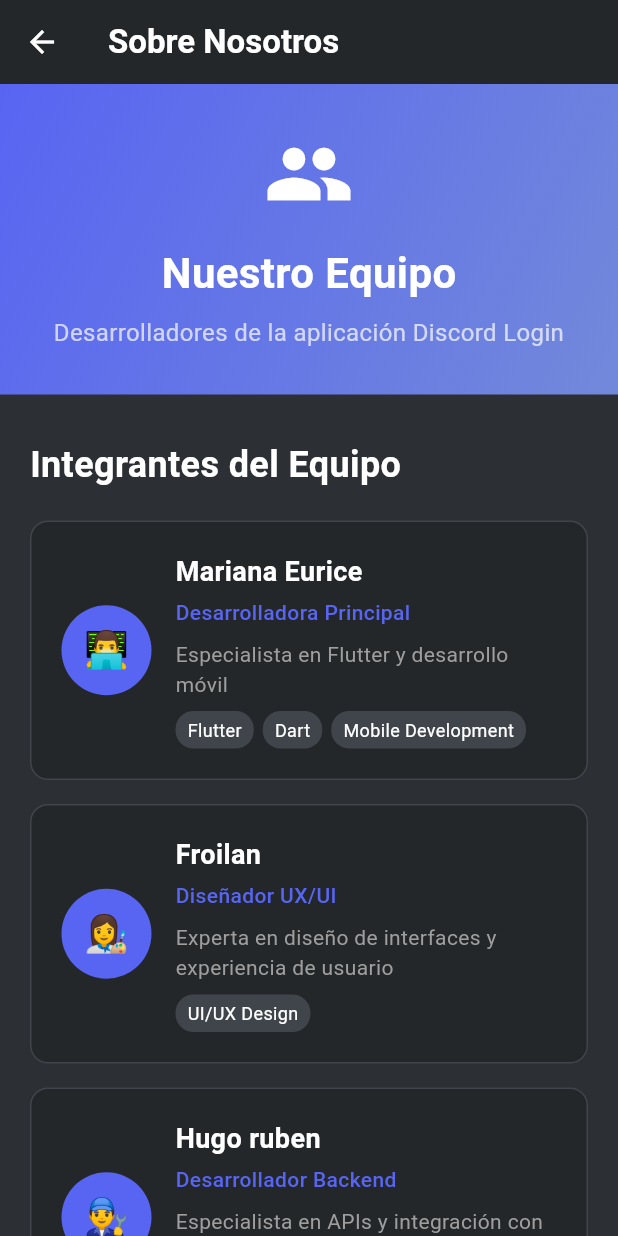
After one commit to GuillenME/logindiscord, a Flutter app: the HomeScreen screen opened by its route, after a tap on "Sobre Nosotros", on a phone screen of 412 x 824 dp. The commit adds this screen. Run offline on Flutter 3.47's test engine with Material 3 defaults, Android fonts, the phone set to English and light mode, and no system bars; our stand-ins replace qr_flutter, shared_preferences; missing offline and left inert: flutter_web_auth_2; accounts and stored records are empty.

Commit message:
implementación de la parte de acerca de nosotros y los miembros del equipo y tanto como los datos de la materia

```diff
--- /dev/null
+++ b/lib/screens/about_us_screen.dart
@@ -0,0 +1,315 @@
+import 'package:flutter/material.dart';
+
+class AboutUsScreen extends StatelessWidget {
+  const AboutUsScreen({Key? key}) : super(key: key);
+
+  @override
+  Widget build(BuildContext context) {
+    return Scaffold(
+      backgroundColor: const Color(0xFF2C2F33), // Discord dark background
+      appBar: AppBar(
+        backgroundColor: const Color(0xFF23272A),
+        elevation: 0,
+        title: const Text(
+          'Sobre Nosotros',
+          style: TextStyle(
+            color: Colors.white,
+            fontWeight: FontWeight.bold,
+          ),
+        ),
+        leading: IconButton(
+          icon: const Icon(Icons.arrow_back, color: Colors.white),
+          onPressed: () => Navigator.pop(context),
+        ),
+      ),
+      body: SingleChildScrollView(
+        child: Column(
+          children: [
+            // Header section
+            _buildHeaderSection(),
+            const SizedBox(height: 30),
+
+            // Team members section
+            _buildTeamSection(),
+            const SizedBox(height: 30),
+
+            // Project info section
+            _buildProjectInfoSection(),
+            const SizedBox(height: 30),
+          ],
+        ),
+      ),
+    );
+  }
+
+  Widget _buildHeaderSection() {
+    return Container(
+      width: double.infinity,
+      padding: const EdgeInsets.all(30),
+      decoration: BoxDecoration(
+        gradient: LinearGradient(
+          colors: [
+            const Color(0xFF5865F2), // Discord blurple
+            const Color(0xFF7289DA),
+          ],
+          begin: Alignment.topLeft,
+          end: Alignment.bottomRight,
+        ),
+      ),
+      child: Column(
+        children: [
+          const Icon(
+            Icons.group,
+            size: 60,
+            color: Colors.white,
+          ),
+          const SizedBox(height: 16),
+          const Text(
+            'Nuestro Equipo',
+            style: TextStyle(
+              color: Colors.white,
+              fontSize: 28,
+              fontWeight: FontWeight.bold,
+            ),
+          ),
+          const SizedBox(height: 8),
+          const Text(
+            'Desarrolladores de la aplicación Discord Login',
+            style: TextStyle(
+              color: Colors.white70,
+              fontSize: 16,
+            ),
+            textAlign: TextAlign.center,
+          ),
+        ],
+      ),
+    );
+  }
+
+  Widget _buildTeamSection() {
+    final teamMembers = [
+      {
+        'name': 'Mariana Eurice',
+        'role': 'Desarrolladora Principal',
+        'description': 'Especialista en Flutter y desarrollo móvil',
+        'avatar': '👨‍💻',
+        'skills': ['Flutter', 'Dart', 'Mobile Development'],
+      },
+      {
+        'name': 'Froilan',
+        'role': 'Diseñador UX/UI',
+        'description':
+            'Experta en diseño de interfaces y experiencia de usuario',
+        'avatar': '👩‍🎨',
+        'skills': ['UI/UX Design'],
+      },
+      {
+        'name': 'Hugo ruben',
+        'role': 'Desarrollador Backend',
+        'description': 'Especialista en APIs y integración con Discord',
+        'avatar': '👨‍🔧',
+        'skills': ['APIs', 'Discord Integration'],
+      },
+      {
+        'name': 'José Alejandro',
+        'role': 'QA Tester',
+        'description': 'Responsable de testing y calidad del software',
+        'avatar': '👩‍🔬',
+        'skills': ['Testing', 'Bug Tracking'],
+      },
+    ];
+
+    return Padding(
+      padding: const EdgeInsets.symmetric(horizontal: 20),
+      child: Column(
+        crossAxisAlignment: CrossAxisAlignment.start,
+        children: [
+          const Text(
+            'Integrantes del Equipo',
+            style: TextStyle(
+              color: Colors.white,
+              fontSize: 24,
+              fontWeight: FontWeight.bold,
+            ),
+          ),
+          const SizedBox(height: 20),
+          ...teamMembers.map((member) => _buildTeamMemberCard(member)).toList(),
+        ],
+      ),
+    );
+  }
+
+  Widget _buildTeamMemberCard(Map<String, dynamic> member) {
+    return Container(
+      margin: const EdgeInsets.only(bottom: 16),
+      padding: const EdgeInsets.all(20),
+      decoration: BoxDecoration(
+        color: const Color(0xFF23272A),
+        borderRadius: BorderRadius.circular(12),
+        border: Border.all(
+          color: const Color(0xFF40444B),
+          width: 1,
+        ),
+      ),
+      child: Row(
+        children: [
+          // Avatar
+          Container(
+            width: 60,
+            height: 60,
+            decoration: BoxDecoration(
+              color: const Color(0xFF5865F2),
+              borderRadius: BorderRadius.circular(30),
+            ),
+            child: Center(
+              child: Text(
+                member['avatar'],
+                style: const TextStyle(fontSize: 24),
+              ),
+            ),
+          ),
+          const SizedBox(width: 16),
+          // Member info
+          Expanded(
+            child: Column(
+              crossAxisAlignment: CrossAxisAlignment.start,
+              children: [
+                Text(
+                  member['name'],
+                  style: const TextStyle(
+                    color: Colors.white,
+                    fontSize: 18,
+                    fontWeight: FontWeight.bold,
+                  ),
+                ),
+                const SizedBox(height: 4),
+                Text(
+                  member['role'],
+                  style: const TextStyle(
+                    color: Color(0xFF5865F2),
+                    fontSize: 14,
+                    fontWeight: FontWeight.w500,
+                  ),
+                ),
+                const SizedBox(height: 8),
+                Text(
+                  member['description'],
+                  style: const TextStyle(
+                    color: Colors.grey,
+                    fontSize: 14,
+                  ),
+                ),
+                const SizedBox(height: 8),
+                Wrap(
+                  spacing: 6,
+                  runSpacing: 4,
+                  children: (member['skills'] as List<String>).map((skill) {
+                    return Container(
+                      padding: const EdgeInsets.symmetric(
+                          horizontal: 8, vertical: 4),
+                      decoration: BoxDecoration(
+                        color: const Color(0xFF40444B),
+                        borderRadius: BorderRadius.circular(12),
+                      ),
+                      child: Text(
+                        skill,
+                        style: const TextStyle(
+                          color: Colors.white,
+                          fontSize: 12,
+                        ),
+                      ),
+                    );
+                  }).toList(),
+                ),
+              ],
+            ),
+          ),
+        ],
+      ),
+    );
+  }
+
+  Widget _buildProjectInfoSection() {
+    return Padding(
+      padding: const EdgeInsets.symmetric(horizontal: 20),
+      child: Container(
+        width: double.infinity,
+        padding: const EdgeInsets.all(20),
+        decoration: BoxDecoration(
+          color: const Color(0xFF23272A),
+          borderRadius: BorderRadius.circular(12),
+          border: Border.all(
+            color: const Color(0xFF40444B),
+            width: 1,
+          ),
+        ),
+        child: Column(
+          crossAxisAlignment: CrossAxisAlignment.start,
+          children: [
+            const Row(
+              children: [
+                Icon(Icons.school, color: Color(0xFF5865F2), size: 24),
+                SizedBox(width: 8),
+                Text(
+                  'Información del Proyecto',
+                  style: TextStyle(
+                    color: Colors.white,
+                    fontSize: 20,
+                    fontWeight: FontWeight.bold,
+                  ),
+                ),
+              ],
+            ),
+            const SizedBox(height: 16),
+            _buildInfoRow('Materia:', 'Desarrollo de Aplicaciones Móviles'),
+            _buildInfoRow(
+                'Universidad:', 'Universidad Tecnológica de la selva'),
+            _buildInfoRow('Cuatrimestre:', '10 Cuatrimestre'),
+            _buildInfoRow('Profesor:', 'Dr. Armando Morales'),
+            _buildInfoRow('Fecha y Año:', '16/10/2025'),
+            const SizedBox(height: 16),
+            const Text(
+              'Este proyecto fue desarrollado como parte de los requerimientos académicos para la materia de Desarrollo de Aplicaciones Móviles, utilizando Flutter y la API de Discord para crear una aplicación de autenticación moderna y funcional.',
+              style: TextStyle(
+                color: Colors.grey,
+                fontSize: 14,
+                height: 1.5,
+              ),
+            ),
+          ],
+        ),
+      ),
+    );
+  }
+
+  Widget _buildInfoRow(String label, String value) {
+    return Padding(
+      padding: const EdgeInsets.only(bottom: 8),
+      child: Row(
+        crossAxisAlignment: CrossAxisAlignment.start,
+        children: [
+          SizedBox(
+            width: 100,
+            child: Text(
+              label,
+              style: const TextStyle(
+                color: Colors.white,
+                fontSize: 14,
+                fontWeight: FontWeight.w500,
+              ),
+            ),
+          ),
+          Expanded(
+            child: Text(
+              value,
+              style: const TextStyle(
+                color: Colors.grey,
+                fontSize: 14,
+              ),
+            ),
+          ),
+        ],
+      ),
+    );
+  }
+}
--- a/lib/screens/home_screen.dart
+++ b/lib/screens/home_screen.dart
@@ -4,6 +4,7 @@ import '/services/discord_auth_service.dart';
 import '/services/auth_service.dart';
 import '/screens/profile_screen.dart';
 import '/screens/settings_screen.dart';
+import '/screens/about_us_screen.dart';
 
 class HomeScreen extends StatefulWidget {
   const HomeScreen({Key? key}) : super(key: key);
@@ -185,6 +186,7 @@ class _HomeScreenState extends State<HomeScreen> {
             ),
             const SizedBox(height: 16),
 
+            // First row - 2 buttons
             Row(
               children: [
                 Expanded(
@@ -216,12 +218,25 @@ class _HomeScreenState extends State<HomeScreen> {
 
             const SizedBox(height: 16),
 
-
-
-            const SizedBox(height: 16),
-
-            SizedBox(
-              width: double.infinity,
+            // Second row - 2 buttons
+            Row(
+              children: [
+                Expanded(
+                  child: _buildActionCard(
+                    'Sobre Nosotros',
+                    Icons.group,
+                    () {
+                      Navigator.push(
+                        context,
+                        MaterialPageRoute(
+                          builder: (context) => const AboutUsScreen(),
+                        ),
+                      );
+                    },
+                  ),
+                ),
+                const SizedBox(width: 16),
+                Expanded(
                   child: _buildActionCard(
                     'Cerrar Sesión',
                     Icons.logout,
@@ -229,6 +244,8 @@ class _HomeScreenState extends State<HomeScreen> {
                       _showLogoutDialog();
                     },
                   ),
+                ),
+              ],
             ),
 
             const SizedBox(height: 24),
```
Lines whose indentation alone changed are shown as unchanged.
